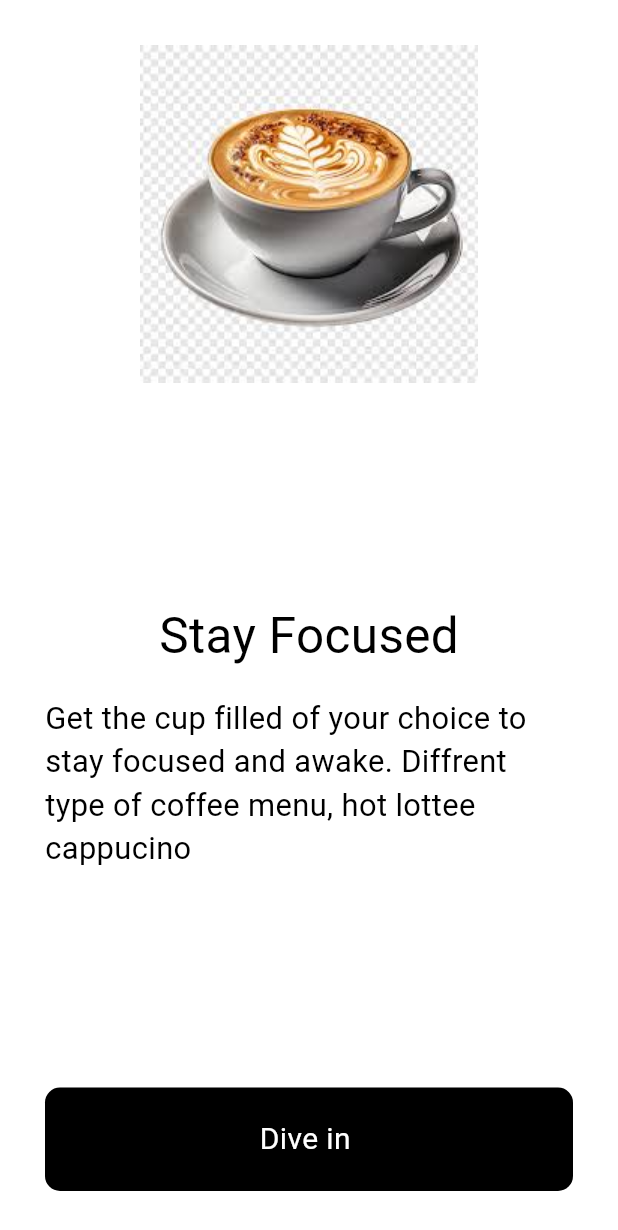
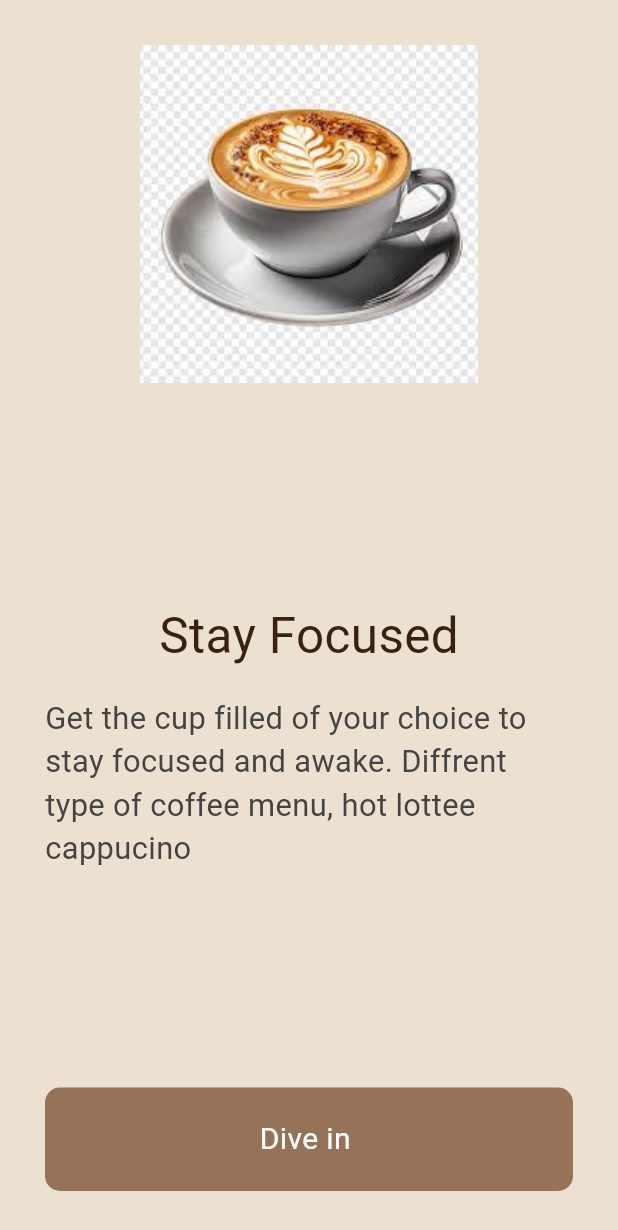
Before and after one commit to CSI-Trainee-2024/Task_5_Sparsh, a Flutter app: the screen it shows after launch, on a phone screen of 412 x 824 dp. Shown: the top 1230 px of the screen. Run offline on Flutter 3.47's test engine with Material 3 defaults, Android fonts, the phone set to English and light mode, and no system bars.

Commit message:
Splash screen ui changed acc to figma

```diff
--- a/lib/Pages/color.dart
+++ b/lib/Pages/color.dart
@@ -1,5 +1,9 @@
 import 'package:flutter/material.dart';
 
-const backgroundColor = Color(0xffFFFFFF);
+const backgroundColor = Color(0xffECE0D1);
+const buttonColor = Color(0xff967259);
+const textColor = Color(0xff38220F);
+const text2Color = Color(0xff444444);
 const blackColor = Colors.black;
+
 const whiteColor = Colors.white;
--- a/lib/Pages/splash.dart
+++ b/lib/Pages/splash.dart
@@ -1,7 +1,7 @@
 import 'package:coffee_app/Pages/color.dart';
 import 'package:coffee_app/size.dart';
 import 'package:flutter/material.dart';
-import 'homepage.dart';
+// import 'homepage.dart';
 
 class Splash extends StatefulWidget {
   const Splash({super.key});
@@ -30,7 +30,7 @@ class _SplashState extends State<Splash> {
                     "Stay Focused",
                     style: TextStyle(
                       fontSize: screenWidth * 0.08,
-                      color: blackColor,
+                      color: textColor,
                     ),
                   ),
                   SizedBox(
@@ -40,7 +40,7 @@ class _SplashState extends State<Splash> {
                       "Get the cup filled of your choice to stay focused and awake. Diffrent type of coffee menu, hot lottee cappucino",
                       style: TextStyle(
                         fontSize: screenWidth * 0.05,
-                        color: blackColor,
+                        color: text2Color,
                       ))
                 ],
               ),
@@ -53,19 +53,19 @@ class _SplashState extends State<Splash> {
                   //     (Route<dynamic> route) => false
                   //   )
                   // );
-                  Navigator.of(context).pushAndRemoveUntil(
-                    MaterialPageRoute(
-                      builder: (context) => HomePage(),
-                    ),
-                    (Route<dynamic> route) => false,
-                  );
+                  // Navigator.of(context).pushAndRemoveUntil(
+                  //   MaterialPageRoute(
+                  //     builder: (context) => HomePage(),
+                  //   ),
+                  //   (Route<dynamic> route) => false,
+                  // );
                 },
                 child: Container(
                   alignment: Alignment.center,
                   width: screenWidth * 0.9,
                   padding: const EdgeInsets.all(20),
                   decoration: BoxDecoration(
-                      color: blackColor,
+                      color: buttonColor,
                       borderRadius: BorderRadius.circular(10)),
                   child: const Text("Dive in ",
                       style: TextStyle(fontSize: 20, color: Colors.white)),
```
Also changed, not shown: lib/Pages/homepage.dart (+16 -3 lines).
